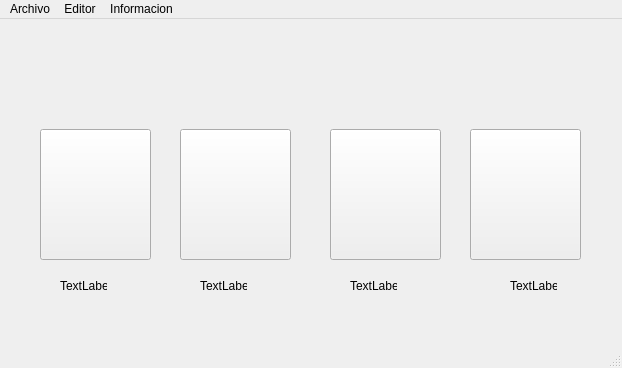
Above: principal.ui from DaniMena04/P60-Cine_Interfaz- before the change. Below: the same form after it.
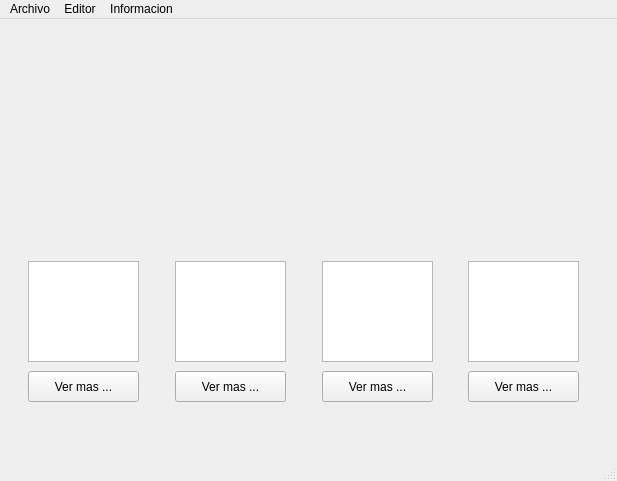
That is the form after the change. Icons and pictures are not drawn.

```diff
--- a/principal.ui
+++ b/principal.ui
@@ -6,23 +6,17 @@
    <rect>
     <x>0</x>
     <y>0</y>
-    <width>622</width>
-    <height>368</height>
+    <width>617</width>
+    <height>481</height>
    </rect>
   </property>
   <property name="windowTitle">
    <string>Principal</string>
   </property>
   <widget class="QWidget" name="centralwidget">
+   <layout class="QGridLayout" name="gridLayout">
+    <item row="0" column="0">
    <widget class="QLabel" name="label">
-    <property name="geometry">
-     <rect>
-      <x>180</x>
-      <y>20</y>
-      <width>281</width>
-      <height>71</height>
-     </rect>
-    </property>
     <property name="styleSheet">
      <string notr="true">image: url(:/Resources/Imagenes/e852ab9aec2cb234ca26f3161edfa5be.png);</string>
     </property>
@@ -30,158 +24,218 @@
      <string/>
     </property>
    </widget>
+    </item>
+    <item row="1" column="0">
    <widget class="QWidget" name="widget" native="true">
-    <property name="geometry">
-     <rect>
-      <x>30</x>
-      <y>90</y>
-      <width>131</width>
-      <height>211</height>
-     </rect>
-    </property>
+      <layout class="QGridLayout" name="gridLayout_2">
+       <item row="0" column="0">
+        <widget class="QWidget" name="widget_4" native="true">
     <widget class="QPushButton" name="pushButton">
      <property name="geometry">
       <rect>
        <x>10</x>
-       <y>20</y>
+            <y>120</y>
        <width>111</width>
-       <height>131</height>
+            <height>31</height>
       </rect>
      </property>
      <property name="text">
-      <string/>
-     </property>
-    </widget>
-    <widget class="QLabel" name="label_2">
+           <string>Ver mas ...</string>
+          </property>
+         </widget>
+         <widget class="QTextEdit" name="textEdit">
      <property name="geometry">
       <rect>
-       <x>30</x>
-       <y>170</y>
-       <width>47</width>
-       <height>13</height>
-      </rect>
-     </property>
-     <property name="text">
-      <string>TextLabel</string>
-     </property>
-    </widget>
-   </widget>
+            <x>10</x>
+            <y>10</y>
+            <width>111</width>
+            <height>101</height>
+           </rect>
+          </property>
+          <property name="font">
+           <font>
+            <family>HP Simplified</family>
+            <pointsize>10</pointsize>
+            <italic>false</italic>
+            <bold>false</bold>
+            <strikeout>false</strikeout>
+            <kerning>true</kerning>
+           </font>
+          </property>
+          <property name="focusPolicy">
+           <enum>Qt::StrongFocus</enum>
+          </property>
+          <property name="layoutDirection">
+           <enum>Qt::LeftToRight</enum>
+          </property>
+          <property name="lineWrapMode">
+           <enum>QTextEdit::WidgetWidth</enum>
+          </property>
+          <property name="readOnly">
+           <bool>true</bool>
+          </property>
+          <property name="html">
+           <string>&lt;!DOCTYPE HTML PUBLIC &quot;-//W3C//DTD HTML 4.0//EN&quot; &quot;http://www.w3.org/TR/REC-html40/strict.dtd&quot;&gt;
+&lt;html&gt;&lt;head&gt;&lt;meta name=&quot;qrichtext&quot; content=&quot;1&quot; /&gt;&lt;meta charset=&quot;utf-8&quot; /&gt;&lt;style type=&quot;text/css&quot;&gt;
+p, li { white-space: pre-wrap; }
+&lt;/style&gt;&lt;/head&gt;&lt;body style=&quot; font-family:'HP Simplified'; font-size:10pt; font-weight:400; font-style:normal;&quot;&gt;
+&lt;p align=&quot;center&quot; style=&quot;-qt-paragraph-type:empty; margin-top:0px; margin-bottom:0px; margin-left:0px; margin-right:0px; -qt-block-indent:0; text-indent:0px; font-family:'Segoe UI'; font-size:9pt;&quot;&gt;&lt;br /&gt;&lt;/p&gt;&lt;/body&gt;&lt;/html&gt;</string>
+          </property>
+          <property name="cursorWidth">
+           <number>1</number>
+          </property>
+         </widget>
+        </widget>
+       </item>
+       <item row="0" column="1">
    <widget class="QWidget" name="widget_2" native="true">
-    <property name="geometry">
-     <rect>
-      <x>170</x>
-      <y>90</y>
-      <width>131</width>
-      <height>211</height>
-     </rect>
-    </property>
     <widget class="QPushButton" name="pushButton_2">
      <property name="geometry">
       <rect>
        <x>10</x>
-       <y>20</y>
+            <y>120</y>
        <width>111</width>
-       <height>131</height>
+            <height>31</height>
       </rect>
      </property>
      <property name="text">
-      <string/>
-     </property>
-    </widget>
-    <widget class="QLabel" name="label_3">
+           <string>Ver mas ...</string>
+          </property>
+         </widget>
+         <widget class="QTextEdit" name="textEdit_2">
      <property name="geometry">
       <rect>
-       <x>30</x>
-       <y>170</y>
-       <width>47</width>
-       <height>13</height>
-      </rect>
-     </property>
-     <property name="text">
-      <string>TextLabel</string>
-     </property>
-    </widget>
-   </widget>
+            <x>10</x>
+            <y>10</y>
+            <width>111</width>
+            <height>101</height>
+           </rect>
+          </property>
+          <property name="font">
+           <font>
+            <family>HP Simplified</family>
+            <pointsize>10</pointsize>
+           </font>
+          </property>
+          <property name="readOnly">
+           <bool>true</bool>
+          </property>
+          <property name="html">
+           <string>&lt;!DOCTYPE HTML PUBLIC &quot;-//W3C//DTD HTML 4.0//EN&quot; &quot;http://www.w3.org/TR/REC-html40/strict.dtd&quot;&gt;
+&lt;html&gt;&lt;head&gt;&lt;meta name=&quot;qrichtext&quot; content=&quot;1&quot; /&gt;&lt;meta charset=&quot;utf-8&quot; /&gt;&lt;style type=&quot;text/css&quot;&gt;
+p, li { white-space: pre-wrap; }
+&lt;/style&gt;&lt;/head&gt;&lt;body style=&quot; font-family:'HP Simplified'; font-size:10pt; font-weight:400; font-style:normal;&quot;&gt;
+&lt;p align=&quot;center&quot; style=&quot;-qt-paragraph-type:empty; margin-top:0px; margin-bottom:0px; margin-left:0px; margin-right:0px; -qt-block-indent:0; text-indent:0px; font-family:'Segoe UI'; font-size:9pt;&quot;&gt;&lt;br /&gt;&lt;/p&gt;&lt;/body&gt;&lt;/html&gt;</string>
+          </property>
+         </widget>
+        </widget>
+       </item>
+       <item row="0" column="2">
    <widget class="QWidget" name="widget_3" native="true">
-    <property name="geometry">
-     <rect>
-      <x>320</x>
-      <y>90</y>
-      <width>131</width>
-      <height>211</height>
-     </rect>
-    </property>
     <widget class="QPushButton" name="pushButton_3">
      <property name="geometry">
       <rect>
        <x>10</x>
-       <y>20</y>
+            <y>120</y>
        <width>111</width>
-       <height>131</height>
+            <height>31</height>
       </rect>
      </property>
      <property name="text">
-      <string/>
-     </property>
-    </widget>
-    <widget class="QLabel" name="label_4">
+           <string>Ver mas ...</string>
+          </property>
+         </widget>
+         <widget class="QTextEdit" name="textEdit_3">
      <property name="geometry">
       <rect>
-       <x>30</x>
-       <y>170</y>
-       <width>47</width>
-       <height>13</height>
-      </rect>
-     </property>
-     <property name="text">
-      <string>TextLabel</string>
-     </property>
-    </widget>
-   </widget>
-   <widget class="QWidget" name="widget_4" native="true">
-    <property name="geometry">
-     <rect>
-      <x>460</x>
-      <y>90</y>
-      <width>131</width>
-      <height>211</height>
-     </rect>
-    </property>
+            <x>10</x>
+            <y>10</y>
+            <width>111</width>
+            <height>101</height>
+           </rect>
+          </property>
+          <property name="font">
+           <font>
+            <family>HP Simplified</family>
+            <pointsize>10</pointsize>
+           </font>
+          </property>
+          <property name="readOnly">
+           <bool>true</bool>
+          </property>
+          <property name="html">
+           <string>&lt;!DOCTYPE HTML PUBLIC &quot;-//W3C//DTD HTML 4.0//EN&quot; &quot;http://www.w3.org/TR/REC-html40/strict.dtd&quot;&gt;
+&lt;html&gt;&lt;head&gt;&lt;meta name=&quot;qrichtext&quot; content=&quot;1&quot; /&gt;&lt;meta charset=&quot;utf-8&quot; /&gt;&lt;style type=&quot;text/css&quot;&gt;
+p, li { white-space: pre-wrap; }
+&lt;/style&gt;&lt;/head&gt;&lt;body style=&quot; font-family:'HP Simplified'; font-size:10pt; font-weight:400; font-style:normal;&quot;&gt;
+&lt;p align=&quot;center&quot; style=&quot;-qt-paragraph-type:empty; margin-top:0px; margin-bottom:0px; margin-left:0px; margin-right:0px; -qt-block-indent:0; text-indent:0px; font-family:'Segoe UI'; font-size:9pt;&quot;&gt;&lt;br /&gt;&lt;/p&gt;&lt;/body&gt;&lt;/html&gt;</string>
+          </property>
+         </widget>
+        </widget>
+       </item>
+       <item row="0" column="3">
+        <widget class="QWidget" name="widget_5" native="true">
     <widget class="QPushButton" name="pushButton_4">
      <property name="geometry">
       <rect>
        <x>10</x>
-       <y>20</y>
+            <y>120</y>
        <width>111</width>
-       <height>131</height>
+            <height>31</height>
       </rect>
      </property>
      <property name="text">
-      <string/>
-     </property>
-    </widget>
-    <widget class="QLabel" name="label_5">
+           <string>Ver mas ...</string>
+          </property>
+         </widget>
+         <widget class="QTextEdit" name="textEdit_4">
      <property name="geometry">
       <rect>
-       <x>50</x>
-       <y>170</y>
-       <width>47</width>
-       <height>13</height>
-      </rect>
-     </property>
-     <property name="text">
-      <string>TextLabel</string>
-     </property>
-    </widget>
-   </widget>
+            <x>10</x>
+            <y>10</y>
+            <width>111</width>
+            <height>101</height>
+           </rect>
+          </property>
+          <property name="font">
+           <font>
+            <family>HP Simplified</family>
+            <pointsize>10</pointsize>
+            <stylestrategy>PreferDefault</stylestrategy>
+            <kerning>true</kerning>
+           </font>
+          </property>
+          <property name="layoutDirection">
+           <enum>Qt::LeftToRight</enum>
+          </property>
+          <property name="lineWrapMode">
+           <enum>QTextEdit::WidgetWidth</enum>
+          </property>
+          <property name="readOnly">
+           <bool>true</bool>
+          </property>
+          <property name="html">
+           <string>&lt;!DOCTYPE HTML PUBLIC &quot;-//W3C//DTD HTML 4.0//EN&quot; &quot;http://www.w3.org/TR/REC-html40/strict.dtd&quot;&gt;
+&lt;html&gt;&lt;head&gt;&lt;meta name=&quot;qrichtext&quot; content=&quot;1&quot; /&gt;&lt;meta charset=&quot;utf-8&quot; /&gt;&lt;style type=&quot;text/css&quot;&gt;
+p, li { white-space: pre-wrap; }
+&lt;/style&gt;&lt;/head&gt;&lt;body style=&quot; font-family:'HP Simplified'; font-size:10pt; font-weight:400; font-style:normal;&quot;&gt;
+&lt;p align=&quot;center&quot; style=&quot;-qt-paragraph-type:empty; margin-top:0px; margin-bottom:0px; margin-left:0px; margin-right:0px; -qt-block-indent:0; text-indent:0px; font-family:'Segoe UI'; font-size:9pt;&quot;&gt;&lt;br /&gt;&lt;/p&gt;&lt;/body&gt;&lt;/html&gt;</string>
+          </property>
+         </widget>
+        </widget>
+       </item>
+      </layout>
+     </widget>
+    </item>
+   </layout>
   </widget>
   <widget class="QMenuBar" name="menubar">
    <property name="geometry">
     <rect>
      <x>0</x>
      <y>0</y>
-     <width>622</width>
-     <height>20</height>
+     <width>617</width>
+     <height>21</height>
     </rect>
    </property>
    <widget class="QMenu" name="menuArchivo">
```
Lines whose indentation alone changed are shown as unchanged.
